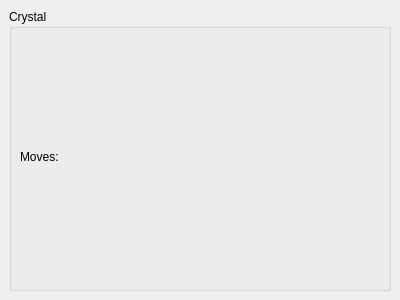
First picture: the form in simulations/crystalform.ui, repository KDE/kalzium, before the edit.
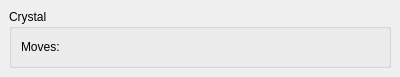
Second picture: the form after the edit.

Commit message: Fix the layouting issues; move the Start, Stop and Next buttons next to the field.

```diff
--- a/simulations/crystalform.ui
+++ b/simulations/crystalform.ui
@@ -9,38 +9,50 @@
     <x>0</x>
     <y>0</y>
     <width>400</width>
-    <height>300</height>
+    <height>77</height>
    </rect>
   </property>
+  <property name="sizePolicy" >
+   <sizepolicy>
+    <hsizetype>3</hsizetype>
+    <vsizetype>3</vsizetype>
+    <horstretch>0</horstretch>
+    <verstretch>0</verstretch>
+   </sizepolicy>
+  </property>
   <property name="windowTitle" >
    <string>Form</string>
   </property>
+  <layout class="QVBoxLayout" >
+   <property name="margin" >
+    <number>9</number>
+   </property>
+   <property name="spacing" >
+    <number>6</number>
+   </property>
+   <item>
   <widget class="QGroupBox" name="groupBox" >
-   <property name="geometry" >
-    <rect>
-     <x>9</x>
-     <y>9</y>
-     <width>382</width>
-     <height>282</height>
-    </rect>
-   </property>
    <property name="title" >
     <string>Crystal</string>
    </property>
+     <layout class="QVBoxLayout" >
+      <property name="margin" >
+       <number>9</number>
+      </property>
+      <property name="spacing" >
+       <number>6</number>
+      </property>
+      <item>
    <widget class="QLabel" name="label" >
-    <property name="geometry" >
-     <rect>
-      <x>11</x>
-      <y>25</y>
-      <width>360</width>
-      <height>246</height>
-     </rect>
-    </property>
     <property name="text" >
      <string>Moves:</string>
     </property>
    </widget>
-  </widget>
+      </item>
+     </layout>
+    </widget>
+   </item>
+  </layout>
  </widget>
  <pixmapfunction></pixmapfunction>
  <resources/>
```
Lines whose indentation alone changed are shown as unchanged. The commit also changes 6 other files.
